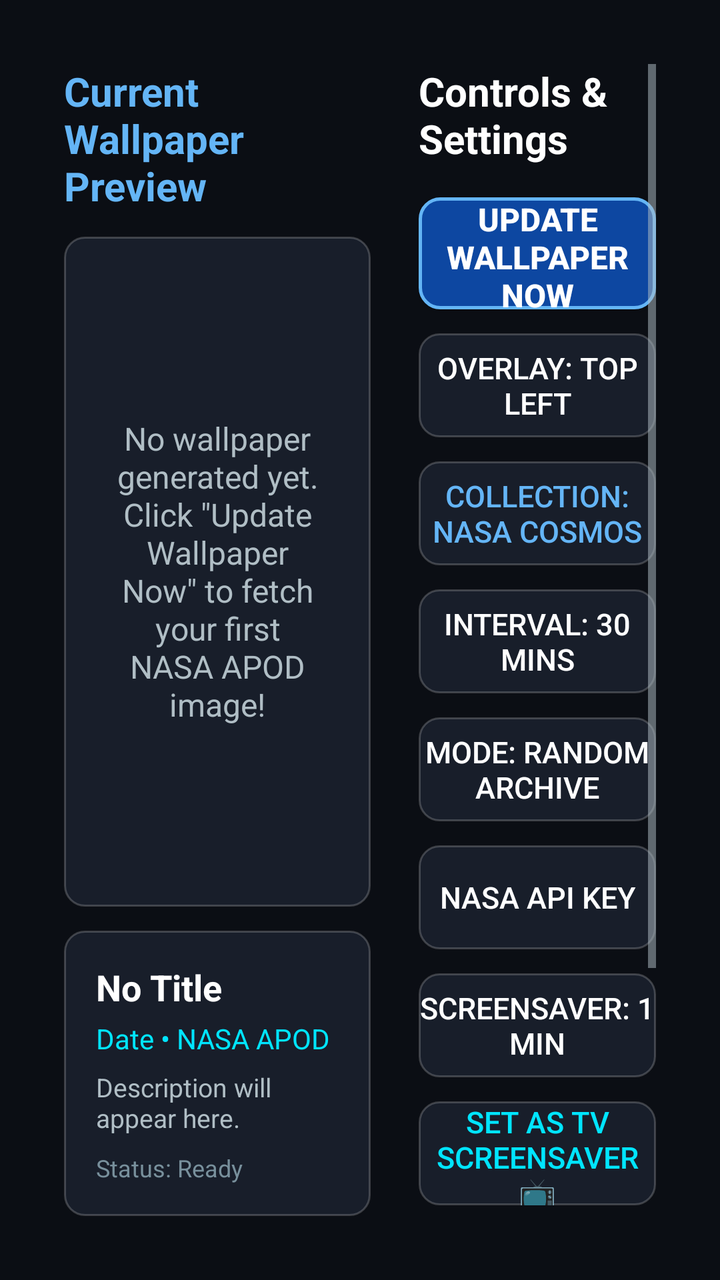
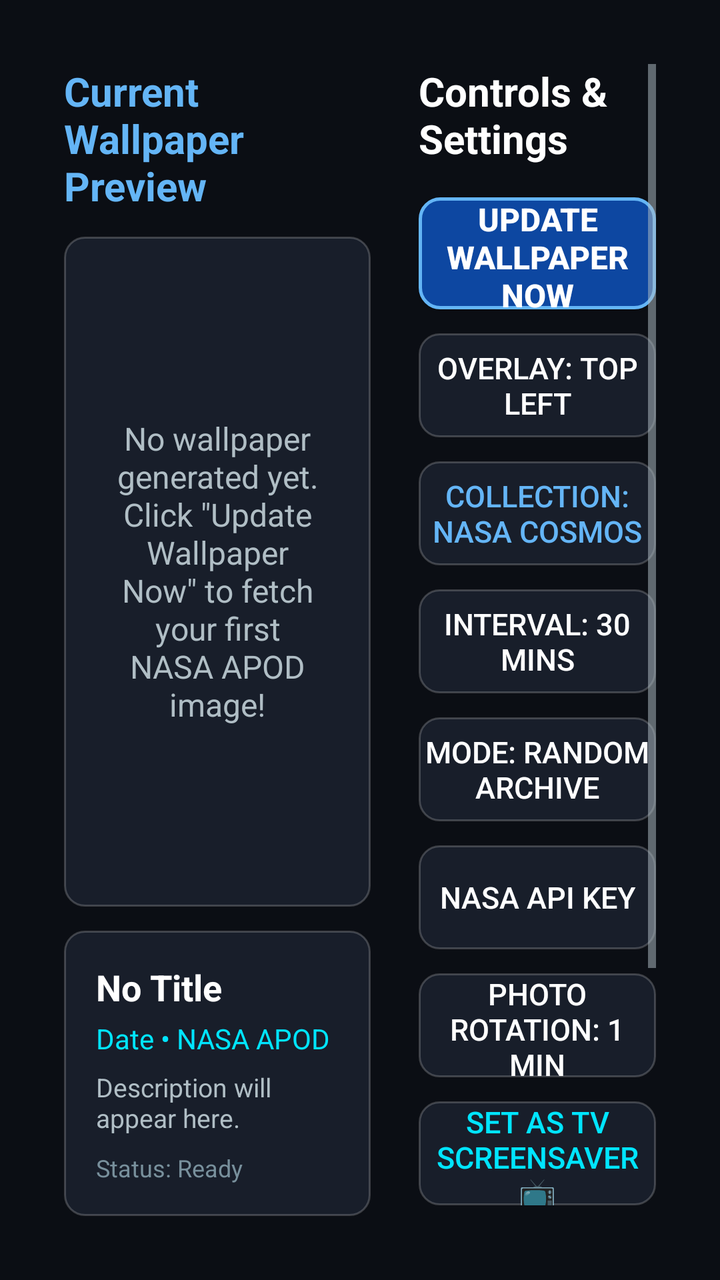

Two renders of the same Android screen: before a commit and after it. Below are the layout's source before the change and the commit's diff.
<!-- AndroidManifest.xml: activity theme Theme.AstroFrame -->
<!-- res/layout/activity_main.xml -->
<?xml version="1.0" encoding="utf-8"?>
<LinearLayout xmlns:android="http://schemas.android.com/apk/res/android"
    android:layout_width="match_parent"
    android:layout_height="match_parent"
    android:orientation="horizontal"
    android:padding="32dp"
    android:background="@color/bg_dark">

    
    <LinearLayout
        android:layout_width="0dp"
        android:layout_height="match_parent"
        android:layout_weight="6"
        android:orientation="vertical"
        android:paddingEnd="24dp">

        <TextView
            android:layout_width="wrap_content"
            android:layout_height="wrap_content"
            android:text="@string/title_preview"
            android:textSize="20sp"
            android:textStyle="bold"
            android:textColor="@color/accent_blue"
            android:layout_marginBottom="12dp" />

        
        <FrameLayout
            android:layout_width="match_parent"
            android:layout_height="0dp"
            android:layout_weight="1"
            android:background="@drawable/tv_button_bg">

            <ImageView
                android:id="@+id/imgPreview"
                android:layout_width="match_parent"
                android:layout_height="match_parent"
                android:scaleType="centerCrop"
                android:contentDescription="@string/title_preview" />

            <TextView
                android:id="@+id/tvEmptyState"
                android:layout_width="match_parent"
                android:layout_height="match_parent"
                android:gravity="center"
                android:padding="24dp"
                android:textColor="@color/text_secondary"
                android:textSize="16sp"
                android:text="@string/no_wallpaper_yet" />

            <ProgressBar
                android:id="@+id/progressBar"
                android:layout_width="48dp"
                android:layout_height="48dp"
                android:layout_gravity="center"
                android:visibility="gone" />
        </FrameLayout>

        
        <LinearLayout
            android:layout_width="match_parent"
            android:layout_height="wrap_content"
            android:orientation="vertical"
            android:background="@drawable/tv_button_bg"
            android:padding="16dp"
            android:layout_marginTop="12dp">

            <TextView
                android:id="@+id/tvCurrentTitle"
                android:layout_width="match_parent"
                android:layout_height="wrap_content"
                android:text="No Title"
                android:textColor="@color/text_primary"
                android:textSize="18sp"
                android:textStyle="bold"
                android:maxLines="1"
                android:ellipsize="end" />

            <TextView
                android:id="@+id/tvCurrentDateCredit"
                android:layout_width="match_parent"
                android:layout_height="wrap_content"
                android:text="Date • NASA APOD"
                android:textColor="@color/accent_cyan"
                android:textSize="14sp"
                android:layout_marginTop="4dp" />

            <TextView
                android:id="@+id/tvCurrentExplanation"
                android:layout_width="match_parent"
                android:layout_height="wrap_content"
                android:text="Description will appear here."
                android:textColor="@color/text_secondary"
                android:textSize="13sp"
                android:maxLines="2"
                android:ellipsize="end"
                android:layout_marginTop="6dp" />

            <TextView
                android:id="@+id/tvStatus"
                android:layout_width="match_parent"
                android:layout_height="wrap_content"
                android:text="Status: Ready"
                android:textColor="@color/text_tertiary"
                android:textSize="12sp"
                android:layout_marginTop="8dp" />
        </LinearLayout>

    </LinearLayout>

    
    <ScrollView
        android:layout_width="0dp"
        android:layout_height="match_parent"
        android:layout_weight="4"
        android:fillViewport="true">

        <LinearLayout
            android:layout_width="match_parent"
            android:layout_height="wrap_content"
            android:orientation="vertical">

            <TextView
                android:layout_width="wrap_content"
                android:layout_height="wrap_content"
                android:text="Controls &amp; Settings"
                android:textSize="20sp"
                android:textStyle="bold"
                android:textColor="@color/text_primary"
                android:layout_marginBottom="16dp" />

            
            <Button
                android:id="@+id/btnRefreshNow"
                android:layout_width="match_parent"
                android:layout_height="56dp"
                android:text="@string/btn_refresh"
                android:background="@drawable/tv_button_primary_bg"
                android:textColor="@color/text_primary"
                android:textSize="16sp"
                android:textStyle="bold"
                android:focusable="true"
                android:clickable="true"
                android:layout_marginBottom="12dp" />

            
            <Button
                android:id="@+id/btnOverlayPos"
                android:layout_width="match_parent"
                android:layout_height="52dp"
                android:text="Overlay: Top Left"
                android:background="@drawable/tv_button_bg"
                android:textColor="@color/text_primary"
                android:textSize="15sp"
                android:focusable="true"
                android:clickable="true"
                android:layout_marginBottom="12dp" />

            
            <Button
                android:id="@+id/btnArtSource"
                android:layout_width="match_parent"
                android:layout_height="52dp"
                android:text="Collection: NASA Cosmos"
                android:background="@drawable/tv_button_bg"
                android:textColor="@color/accent_blue"
                android:textSize="15sp"
                android:focusable="true"
                android:clickable="true"
                android:layout_marginBottom="12dp" />

            
            <Button
                android:id="@+id/btnInterval"
                android:layout_width="match_parent"
                android:layout_height="52dp"
                android:text="Interval: 30 Mins"
                android:background="@drawable/tv_button_bg"
                android:textColor="@color/text_primary"
                android:textSize="15sp"
                android:focusable="true"
                android:clickable="true"
                android:layout_marginBottom="12dp" />

            
            <Button
                android:id="@+id/btnMode"
                android:layout_width="match_parent"
                android:layout_height="52dp"
                android:text="Mode: Random Archive"
                android:background="@drawable/tv_button_bg"
                android:textColor="@color/text_primary"
                android:textSize="15sp"
                android:focusable="true"
                android:clickable="true"
                android:layout_marginBottom="12dp" />

            
            <Button
                android:id="@+id/btnApiKey"
                android:layout_width="match_parent"
                android:layout_height="52dp"
                android:text="NASA API Key"
                android:background="@drawable/tv_button_bg"
                android:textColor="@color/text_primary"
                android:textSize="15sp"
                android:focusable="true"
                android:clickable="true"
                android:layout_marginBottom="12dp" />

            
            <Button
                android:id="@+id/btnScreensaverRotation"
                android:layout_width="match_parent"
                android:layout_height="52dp"
                android:text="Screensaver: 1 Min"
                android:background="@drawable/tv_button_bg"
                android:textColor="@color/text_primary"
                android:textSize="15sp"
                android:focusable="true"
                android:clickable="true"
                android:layout_marginBottom="12dp" />

            
            <Button
                android:id="@+id/btnScreensaverSettings"
                android:layout_width="match_parent"
                android:layout_height="52dp"
                android:text="Set as TV Screensaver 📺"
                android:background="@drawable/tv_button_bg"
                android:textColor="@color/accent_cyan"
                android:textSize="15sp"
                android:focusable="true"
                android:clickable="true"
                android:layout_marginBottom="12dp" />

            
            <Button
                android:id="@+id/btnSetupGuide"
                android:layout_width="match_parent"
                android:layout_height="52dp"
                android:text="@string/btn_setup_guide"
                android:background="@drawable/tv_button_bg"
                android:textColor="@color/accent_cyan"
                android:textSize="15sp"
                android:focusable="true"
                android:clickable="true"
                android:layout_marginBottom="16dp" />

            
            <TextView
                android:layout_width="match_parent"
                android:layout_height="wrap_content"
                android:text="Target Folder for Projectivy:\n/sdcard/Pictures/AstroFrame"
                android:textColor="@color/text_tertiary"
                android:textSize="12sp"
                android:lineSpacingExtra="3dp"
                android:padding="8dp" />

        </LinearLayout>
    </ScrollView>

</LinearLayout>
<!-- resources referenced by this layout -->
<resources>
  <color name="accent_blue">#64B5F6</color>
  <color name="accent_cyan">#00E5FF</color>
  <color name="bg_dark">#0B0E14</color>
  <color name="text_primary">#FFFFFF</color>
  <color name="text_secondary">#B0BEC5</color>
  <color name="text_tertiary">#78909C</color>
  <!-- drawable tv_button_bg (drawable) -->
  <?xml version="1.0" encoding="utf-8"?>
  <selector xmlns:android="http://schemas.android.com/apk/res/android">
      <item android:state_focused="true">
          <shape android:shape="rectangle">
              <solid android:color="@color/card_focused" />
              <stroke android:width="2.5dp" android:color="@color/border_focused" />
              <corners android:radius="10dp" />
          </shape>
      </item>
      <item>
          <shape android:shape="rectangle">
              <solid android:color="@color/card_bg" />
              <stroke android:width="1dp" android:color="#33FFFFFF" />
              <corners android:radius="10dp" />
          </shape>
      </item>
  </selector>
  <!-- drawable tv_button_primary_bg (drawable) -->
  <?xml version="1.0" encoding="utf-8"?>
  <selector xmlns:android="http://schemas.android.com/apk/res/android">
      <item android:state_focused="true">
          <shape android:shape="rectangle">
              <solid android:color="#1976D2" />
              <stroke android:width="3dp" android:color="#FFFFFF" />
              <corners android:radius="10dp" />
          </shape>
      </item>
      <item>
          <shape android:shape="rectangle">
              <solid android:color="#0D47A1" />
              <stroke android:width="1.5dp" android:color="@color/accent_blue" />
              <corners android:radius="10dp" />
          </shape>
      </item>
  </selector>
  <string name="btn_refresh">Update Wallpaper Now</string>
  <string name="btn_setup_guide">Projectivy Setup Guide</string>
  <string name="no_wallpaper_yet">No wallpaper generated yet. Click \"Update Wallpaper Now\" to fetch your first NASA APOD image!</string>
  <string name="title_preview">Current Wallpaper Preview</string>
  <style name="Theme.AstroFrame" parent="Theme.AppCompat.NoActionBar">
          <item name="android:windowBackground">@color/bg_dark</item>
          <item name="android:colorPrimary">@color/accent_blue</item>
          <item name="android:colorAccent">@color/accent_cyan</item>
          <item name="android:textColorPrimary">@color/text_primary</item>
          <item name="android:textColorSecondary">@color/text_secondary</item>
      </style>
  <color name="card_focused">#2A354A</color>
  <color name="border_focused">#64B5F6</color>
  <color name="card_bg">#181E2A</color>
</resources>

<!-- the commit's change to res/layout/activity_main.xml (unified diff, before → after) -->
@@ -212,7 +212,7 @@
                 android:id="@+id/btnScreensaverRotation"
                 android:layout_width="match_parent"
                 android:layout_height="52dp"
-                android:text="Screensaver: 1 Min"
+                android:text="Photo Rotation: 1 Min"
                 android:background="@drawable/tv_button_bg"
                 android:textColor="@color/text_primary"
                 android:textSize="15sp"
